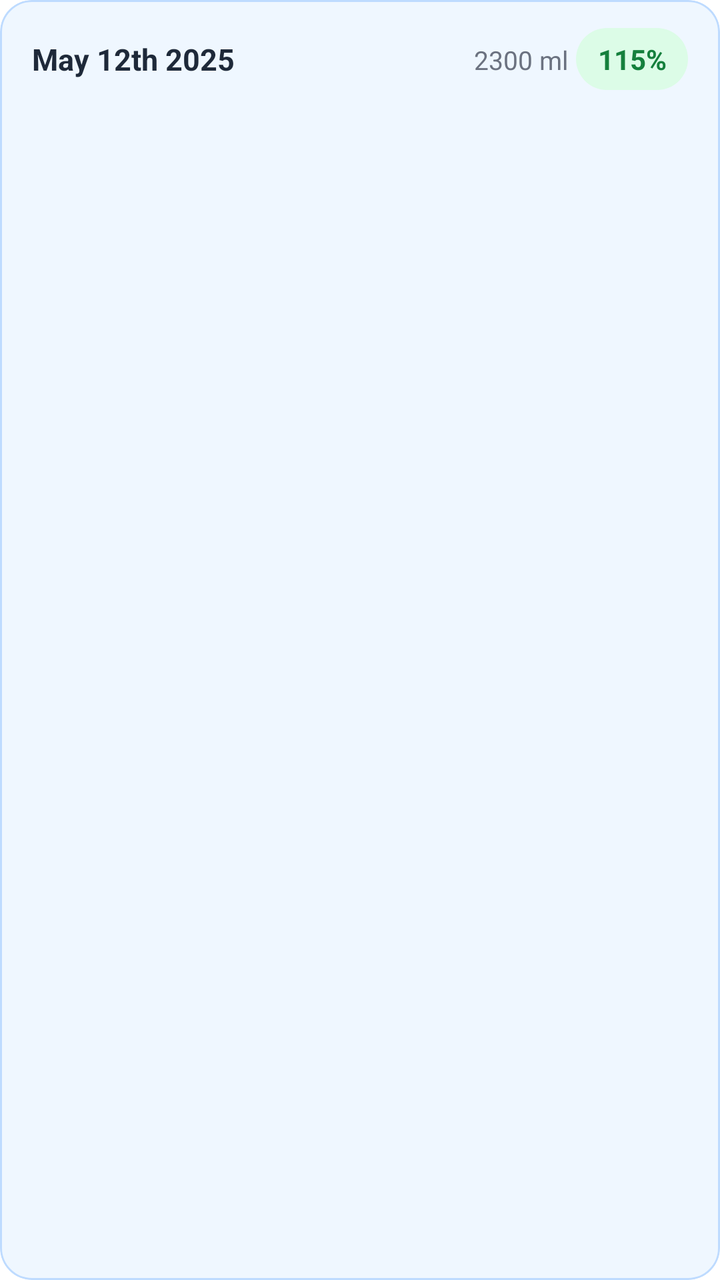
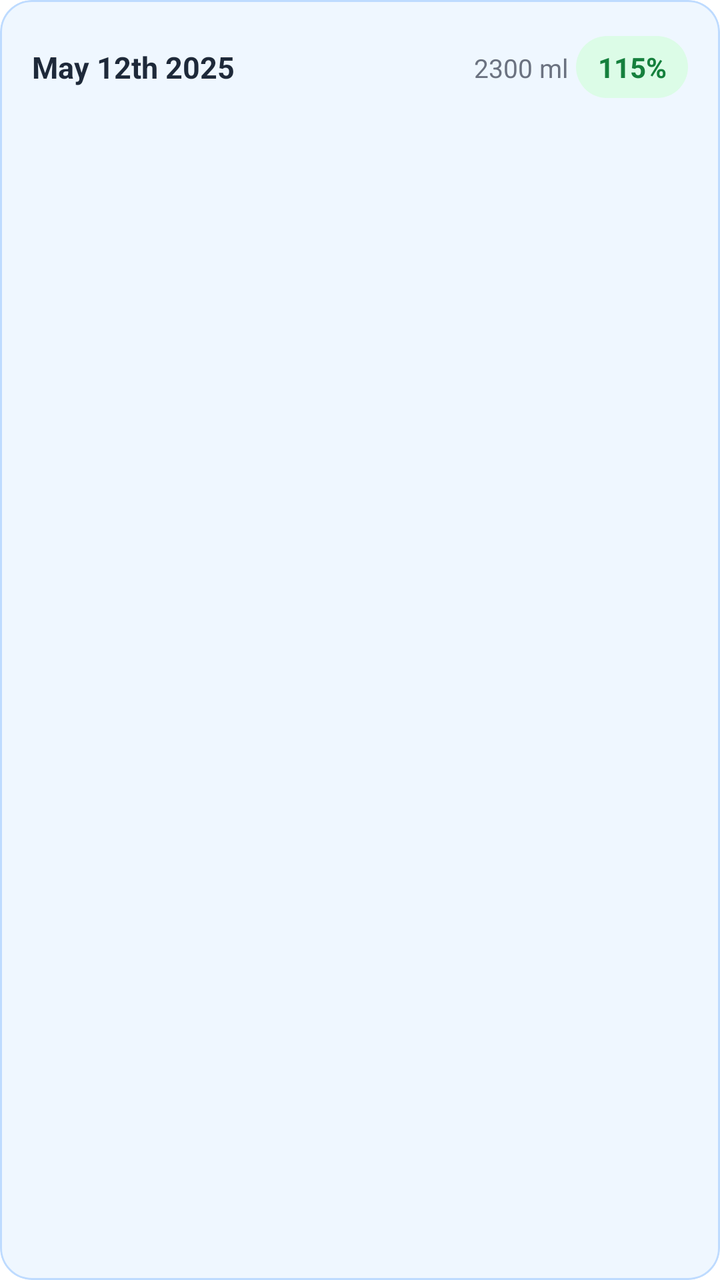

Two renders of the same Android screen: before a commit and after it. Below are the layout's source before the change and the commit's diff.
<!-- AndroidManifest.xml: application theme Theme.DeskBudHydration -->
<!-- res/layout/item_istoric.xml -->
<?xml version="1.0" encoding="utf-8"?>
<com.google.android.material.card.MaterialCardView
    xmlns:android="http://schemas.android.com/apk/res/android"
    xmlns:app="http://schemas.android.com/apk/res-auto"
    android:layout_width="match_parent"
    android:layout_height="wrap_content"
    android:layout_marginBottom="10dp"
    app:cardBackgroundColor="#eff7ff"
    app:cardCornerRadius="16dp"
    app:cardElevation="0dp"
    app:strokeColor="#bedbff"
    app:strokeWidth="1dp">

    <LinearLayout
        android:layout_width="match_parent"
        android:layout_height="wrap_content"
        android:orientation="horizontal"
        android:gravity="center_vertical"
        android:paddingHorizontal="16dp"
        android:paddingVertical="14dp">

        <TextView
            android:id="@+id/tv_data_istoric"
            android:layout_width="wrap_content"
            android:layout_height="wrap_content"
            android:text="@string/data_zi_istoric"
            android:textSize="15sp"
            android:textStyle="bold"
            android:textColor="#1e2939"
            android:layout_weight="1"/>

        <LinearLayout
            android:layout_width="0dp"
            android:layout_height="wrap_content"
            android:layout_weight="1"
            android:orientation="horizontal"
            android:gravity="end">

            <TextView
                android:id="@+id/tv_ml_istoric"
                android:layout_width="wrap_content"
                android:layout_height="wrap_content"
                android:layout_marginEnd="4dp"
                android:text="@string/cantitate_zi_istoric"
                android:textSize="13sp"
                android:textColor="#6B7280"/>

            <TextView
                android:id="@+id/tv_procent_istoric"
                android:layout_width="wrap_content"
                android:layout_height="wrap_content"
                android:minWidth="56dp"
                android:text="@string/procent_zi_istoric"
                android:textSize="14sp"
                android:textStyle="bold"
                android:textColor="#15803d"
                android:background="@drawable/istoric_procent_atins"
                android:paddingHorizontal="10dp"
                android:paddingVertical="6dp"
                android:gravity="center"/>

        </LinearLayout>

    </LinearLayout>

</com.google.android.material.card.MaterialCardView>
<!-- resources referenced by this layout -->
<resources>
  <!-- drawable istoric_procent_atins (drawable) -->
  <?xml version="1.0" encoding="utf-8"?>
  <shape
      xmlns:android="http://schemas.android.com/apk/res/android"
      android:shape="rectangle">
      <solid android:color="#DCFCE7"/>
      <corners android:radius="100dp"/>
  
  </shape>
  <string name="cantitate_zi_istoric">2300 ml</string>
  <string name="data_zi_istoric">May 12th 2025</string>
  <string name="procent_zi_istoric">115%</string>
  <style name="Theme.DeskBudHydration" parent="Base.Theme.DeskBudHydration">
          <item name="android:windowBackground">#ffffff</item>
      </style>
  <style name="Base.Theme.DeskBudHydration" parent="Theme.Material3.DayNight.NoActionBar">
          
          
      </style>
</resources>

<!-- the commit's change to res/layout/item_istoric.xml (unified diff, before → after) -->
@@ -17,7 +17,7 @@
         android:orientation="horizontal"
         android:gravity="center_vertical"
         android:paddingHorizontal="16dp"
-        android:paddingVertical="14dp">
+        android:paddingVertical="18dp">
 
         <TextView
             android:id="@+id/tv_data_istoric"
